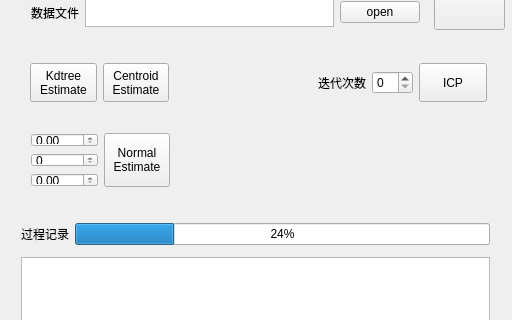
The window that pcl-qt_widgets/src/mainwindow.ui (isnow4ever/pcl) describes before a commit, drawn with Qt 5; both pictures show x 0 to 512 and y 95 to 415 of the 512 by 601 pixel window.
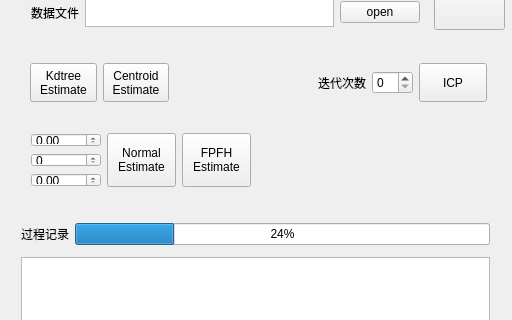
The same window after the commit.

Commit message: fpfh and plot

```diff
--- a/pcl-qt_widgets/src/mainwindow.ui
+++ b/pcl-qt_widgets/src/mainwindow.ui
@@ -273,7 +273,7 @@
      <rect>
       <x>20</x>
       <y>200</y>
-      <width>161</width>
+      <width>242</width>
       <height>76</height>
      </rect>
     </property>
@@ -335,6 +335,20 @@
        </property>
       </widget>
      </item>
+     <item>
+      <widget class="QPushButton" name="pushButton_8">
+       <property name="sizePolicy">
+        <sizepolicy hsizetype="Minimum" vsizetype="Expanding">
+         <horstretch>0</horstretch>
+         <verstretch>0</verstretch>
+        </sizepolicy>
+       </property>
+       <property name="text">
+        <string>FPFH
+Estimate</string>
+       </property>
+      </widget>
+     </item>
     </layout>
    </widget>
   </widget>
```
The commit also changes 5 other files.
